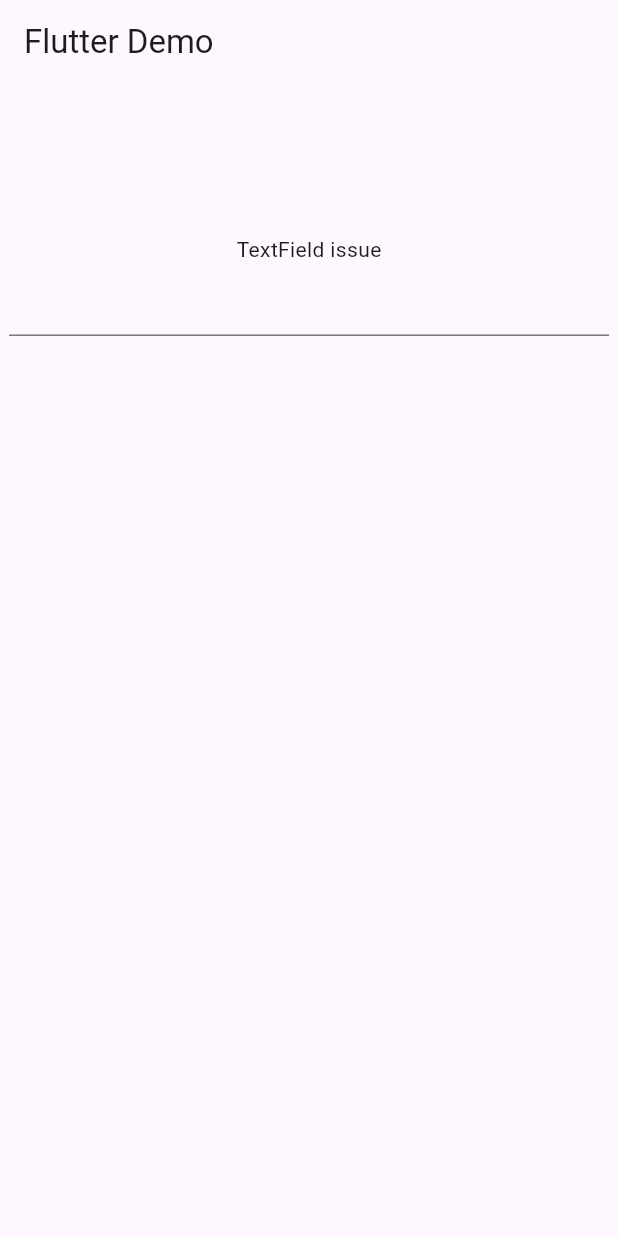
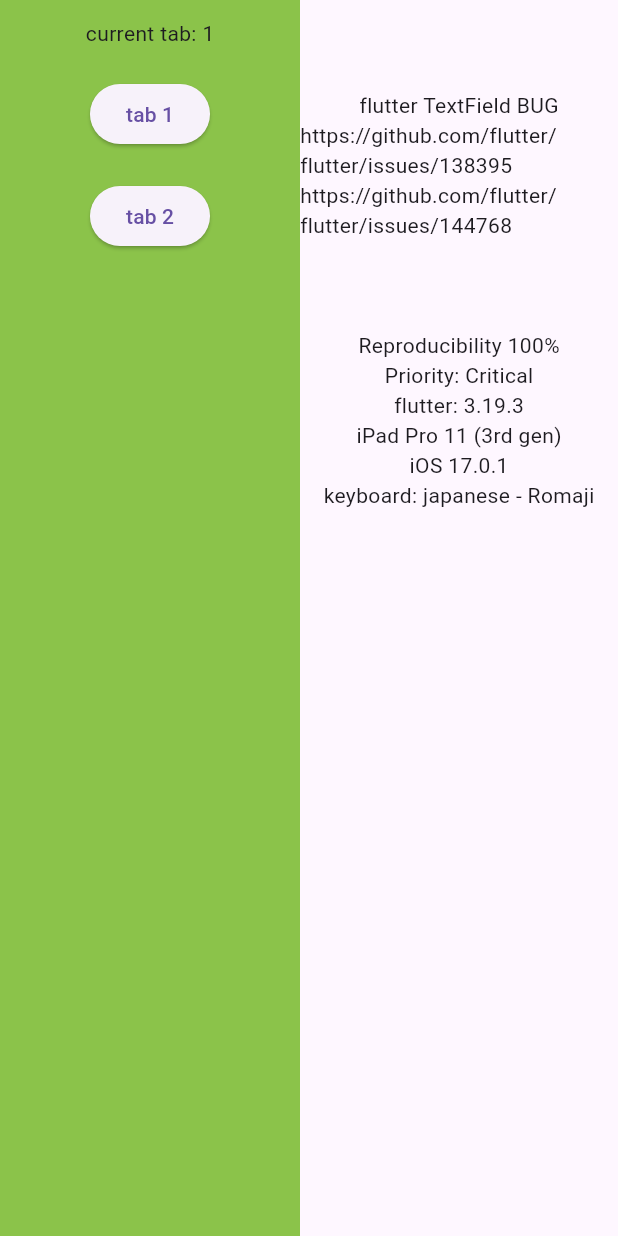
Before and after one commit to hohoins/flutter_text_field_issue, a Flutter app: the screen it shows after launch, on a phone screen of 412 x 824 dp. Run offline on Flutter 3.47's test engine with Material 3 defaults, Android fonts, the phone set to English and light mode, and no system bars.

Commit message:
retry report

```diff
--- a/lib/main.dart
+++ b/lib/main.dart
@@ -10,21 +10,97 @@ class MyApp extends StatelessWidget {
   @override
   Widget build(BuildContext context) {
     return MaterialApp(
-      title: 'Flutter Demo',
-      home: Scaffold(
-        appBar: AppBar(title: const Text('Flutter Demo')),
-        body: const Center(
+      home: Builder(
+        builder: (context) {
+          return const Scaffold(body: SafeArea(child: TabPage()));
+        },
+      ),
+    );
+  }
+}
+
+class TabPage extends StatefulWidget {
+  const TabPage({super.key});
+
+  @override
+  State<TabPage> createState() => _TabPageState();
+}
+
+class _TabPageState extends State<TabPage> {
+  int _tab = 0;
+
+  void _changeTab(int index) {
+    setState(() => _tab = index);
+  }
+
+  @override
+  Widget build(BuildContext context) {
+    return Row(
+      children: [
+        Container(
+          width: 200,
+          padding: const EdgeInsets.all(12),
+          color: Colors.lightGreen,
           child: Column(
-            children: <Widget>[
-              SizedBox(height: 100),
-              Text('TextField issue'),
-              SizedBox(
-                width: 400,
-                child: TextField(),
+            children: [
+              Text('current tab: ${_tab + 1}'),
+              const SizedBox(height: 20),
+              ElevatedButton(
+                onPressed: () => _changeTab(0),
+                child: const Text('tab 1'),
+              ),
+              const SizedBox(height: 20),
+              ElevatedButton(
+                onPressed: () => _changeTab(1),
+                child: const Text('tab 2'),
               ),
             ],
           ),
         ),
+        Expanded(
+          child: _tab == 0 ? const Page1() : const BugScreen(),
+        ),
+      ],
+    );
+  }
+}
+
+class Page1 extends StatelessWidget {
+  const Page1({super.key});
+
+  @override
+  Widget build(BuildContext context) {
+    return const Column(
+      crossAxisAlignment: CrossAxisAlignment.center,
+      children: <Widget>[
+        SizedBox(height: 60),
+        Text('flutter TextField BUG'),
+        Text('https://github.com/flutter/flutter/issues/138395'),
+        Text('https://github.com/flutter/flutter/issues/144768'),
+        SizedBox(height: 60),
+        Text('Reproducibility 100%'),
+        Text('Priority: Critical'),
+        Text('flutter: 3.19.3'),
+        Text('iPad Pro 11 (3rd gen)'),
+        Text('iOS 17.0.1'),
+        Text('keyboard: japanese - Romaji'),
+      ],
+    );
+  }
+}
+
+class BugScreen extends StatelessWidget {
+  const BugScreen({super.key});
+
+  @override
+  Widget build(BuildContext context) {
+    return const Center(
+      child: Column(
+        children: <Widget>[
+          SizedBox(height: 100),
+          Text('TextField issue'),
+          SizedBox(width: 400, child: TextField()),
+        ],
       ),
     );
   }
```
